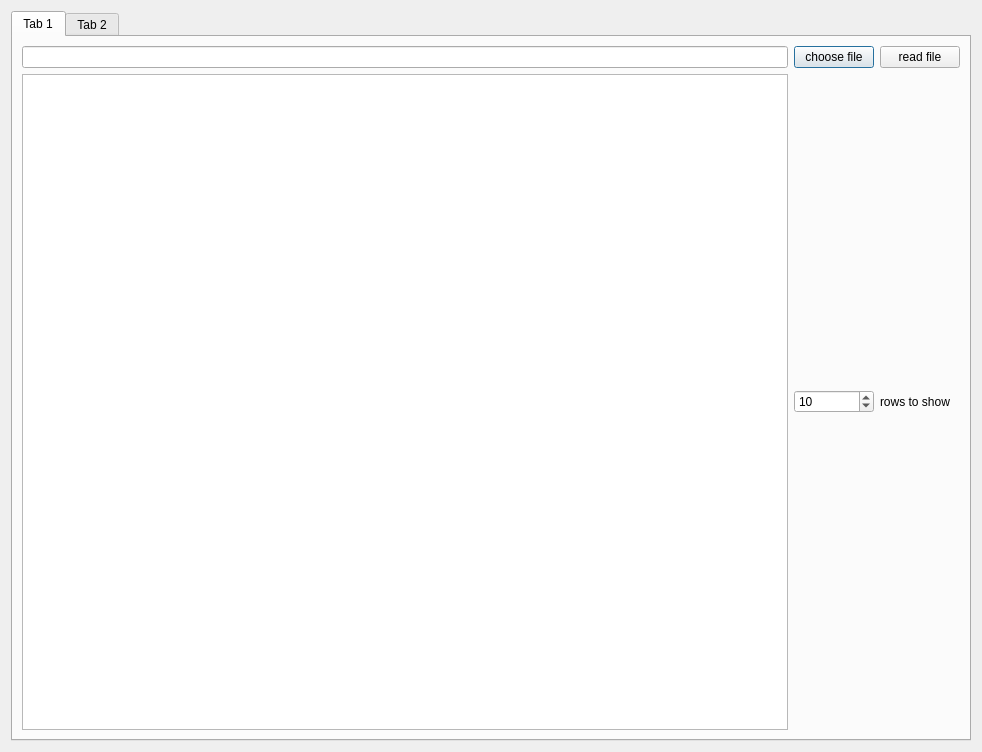
Before: the Qt Designer form gui.ui in Bob-Arctor/machine_learning, drawn with Qt 5.
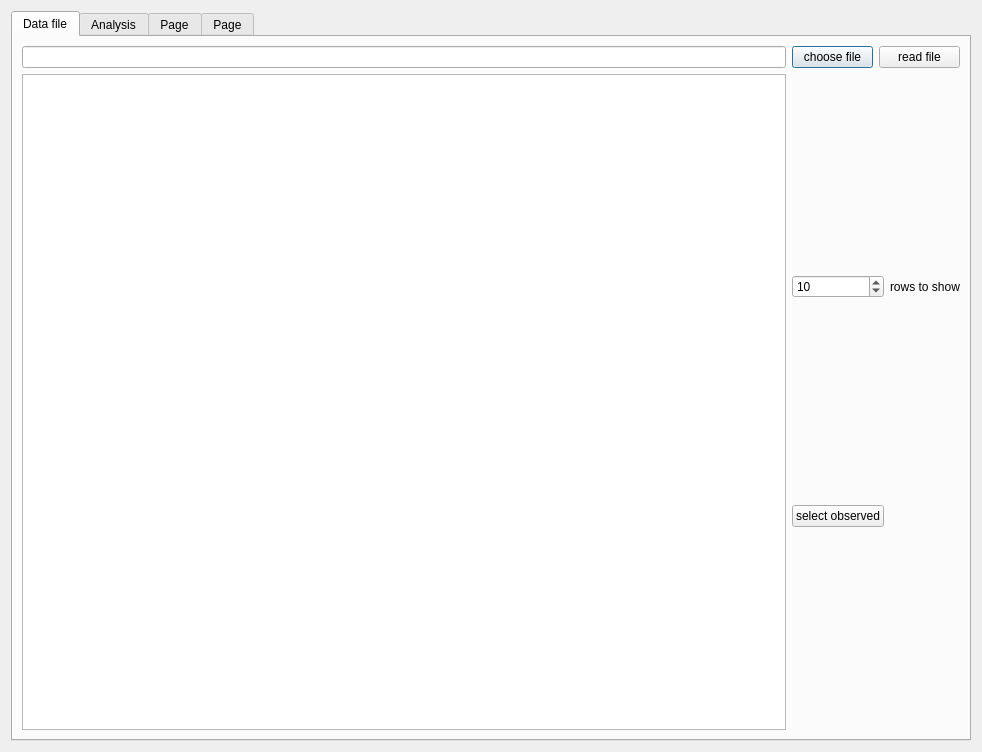
After: the same form once the commit is applied.

Commit message: added observed selection

What changed in the file:
```diff
--- a/gui.ui
+++ b/gui.ui
@@ -21,15 +21,15 @@
      </property>
      <widget class="QWidget" name="tab">
       <attribute name="title">
-       <string>Tab 1</string>
+       <string>Data file</string>
       </attribute>
       <layout class="QVBoxLayout" name="verticalLayout">
        <item>
         <layout class="QGridLayout" name="gridLayout">
-         <item row="3" column="0">
+         <item row="7" column="0">
           <widget class="QTableWidget" name="file_table"/>
          </item>
-         <item row="0" column="1">
+         <item row="0" column="2">
           <widget class="QPushButton" name="btn_select_file">
            <property name="text">
             <string>choose file</string>
@@ -39,26 +39,40 @@
          <item row="0" column="0">
           <widget class="QLineEdit" name="lineEdit_filepath"/>
          </item>
-         <item row="0" column="2">
+         <item row="0" column="3">
           <widget class="QPushButton" name="btn_load">
            <property name="text">
             <string>read file</string>
            </property>
           </widget>
          </item>
-         <item row="3" column="1">
+         <item row="7" column="2" colspan="2">
+          <layout class="QGridLayout" name="gridLayout_3">
+           <item row="0" column="1">
+            <widget class="QLabel" name="label">
+             <property name="text">
+              <string>rows to show</string>
+             </property>
+            </widget>
+           </item>
+           <item row="0" column="0">
           <widget class="QSpinBox" name="spin_head">
            <property name="value">
             <number>10</number>
            </property>
           </widget>
          </item>
-         <item row="3" column="2">
-          <widget class="QLabel" name="label">
+           <item row="1" column="0">
+            <widget class="QPushButton" name="btn_set_observ">
+             <property name="toolTip">
+              <string>Set selected column as an observations vector for supervised training</string>
+             </property>
            <property name="text">
-            <string>rows to show</string>
-           </property>
-          </widget>
+              <string>select observed</string>
+             </property>
+            </widget>
+           </item>
+          </layout>
          </item>
         </layout>
        </item>
@@ -66,7 +80,7 @@
      </widget>
      <widget class="QWidget" name="tab_2">
       <attribute name="title">
-       <string>Tab 2</string>
+       <string>Analysis</string>
       </attribute>
       <widget class="QWidget" name="gridLayoutWidget_2">
        <property name="geometry">
@@ -198,8 +212,16 @@
         </item>
        </layout>
       </widget>
-      <zorder>gridLayoutWidget_2</zorder>
-      <zorder>label_3</zorder>
+     </widget>
+     <widget class="QWidget" name="tab_3">
+      <attribute name="title">
+       <string>Page</string>
+      </attribute>
+     </widget>
+     <widget class="QWidget" name="tab_4">
+      <attribute name="title">
+       <string>Page</string>
+      </attribute>
      </widget>
     </widget>
    </item>
```
Left out of the diff: 12 changed lines with no effect on the pictures. Lines whose indentation alone changed are shown as unchanged. The commit also changes 1 other file.
